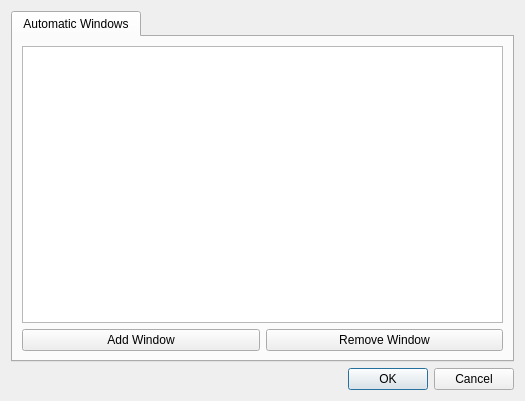
This is Preferences.ui in jhanssen/Disseminate as Qt 5 draws it before an edit. The edited form follows.
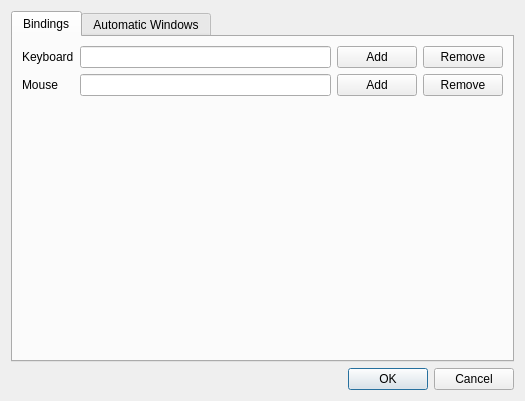
This is the edited form.

Commit message: Bindings preferences

```diff
--- a/Preferences.ui
+++ b/Preferences.ui
@@ -19,6 +19,86 @@
      <property name="currentIndex">
       <number>0</number>
      </property>
+     <widget class="QWidget" name="bindingsTab">
+      <attribute name="title">
+       <string>Bindings</string>
+      </attribute>
+      <layout class="QVBoxLayout" name="verticalLayout_3">
+       <item>
+        <layout class="QGridLayout" name="gridLayout">
+         <item row="0" column="0">
+          <widget class="QLabel" name="textLabel">
+           <property name="text">
+            <string>Keyboard</string>
+           </property>
+          </widget>
+         </item>
+         <item row="0" column="1">
+          <widget class="QLineEdit" name="textEdit">
+           <property name="readOnly">
+            <bool>true</bool>
+           </property>
+          </widget>
+         </item>
+         <item row="0" column="2">
+          <widget class="QPushButton" name="addKeyBind">
+           <property name="text">
+            <string>Add</string>
+           </property>
+          </widget>
+         </item>
+         <item row="0" column="3">
+          <widget class="QPushButton" name="removeKeyBind">
+           <property name="text">
+            <string>Remove</string>
+           </property>
+          </widget>
+         </item>
+         <item row="1" column="0">
+          <widget class="QLabel" name="mouseLabel">
+           <property name="text">
+            <string>Mouse</string>
+           </property>
+          </widget>
+         </item>
+         <item row="1" column="1">
+          <widget class="QLineEdit" name="mouseEdit">
+           <property name="readOnly">
+            <bool>true</bool>
+           </property>
+          </widget>
+         </item>
+         <item row="1" column="2">
+          <widget class="QPushButton" name="addMouseBind">
+           <property name="text">
+            <string>Add</string>
+           </property>
+          </widget>
+         </item>
+         <item row="1" column="3">
+          <widget class="QPushButton" name="removeMouseBind">
+           <property name="text">
+            <string>Remove</string>
+           </property>
+          </widget>
+         </item>
+        </layout>
+       </item>
+       <item>
+        <spacer name="verticalSpacer">
+         <property name="orientation">
+          <enum>Qt::Vertical</enum>
+         </property>
+         <property name="sizeHint" stdset="0">
+          <size>
+           <width>20</width>
+           <height>207</height>
+          </size>
+         </property>
+        </spacer>
+       </item>
+      </layout>
+     </widget>
      <widget class="QWidget" name="windowsTab">
       <attribute name="title">
        <string>Automatic Windows</string>
```
